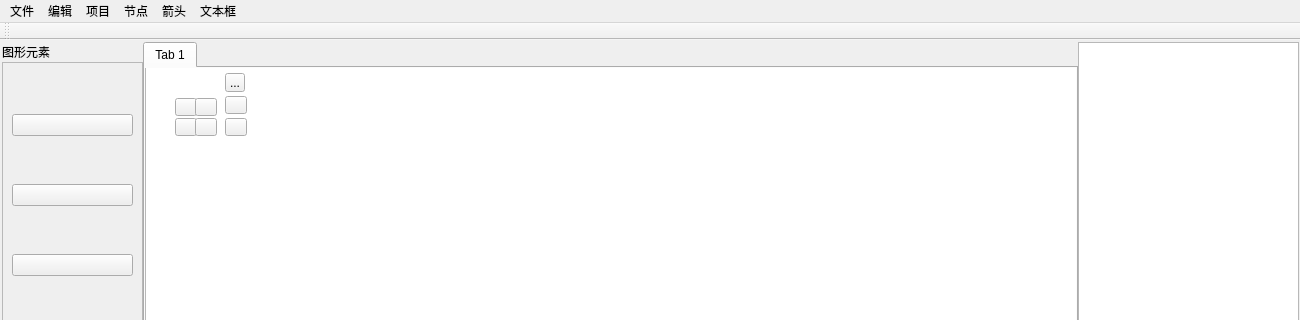
This is mainwindow.ui in riobun/FlowChartStudio as Qt 5 draws it before an edit; both pictures show x 0 to 1300 and y 0 to 320 of the 1300 by 900 pixel window. The edited form follows.
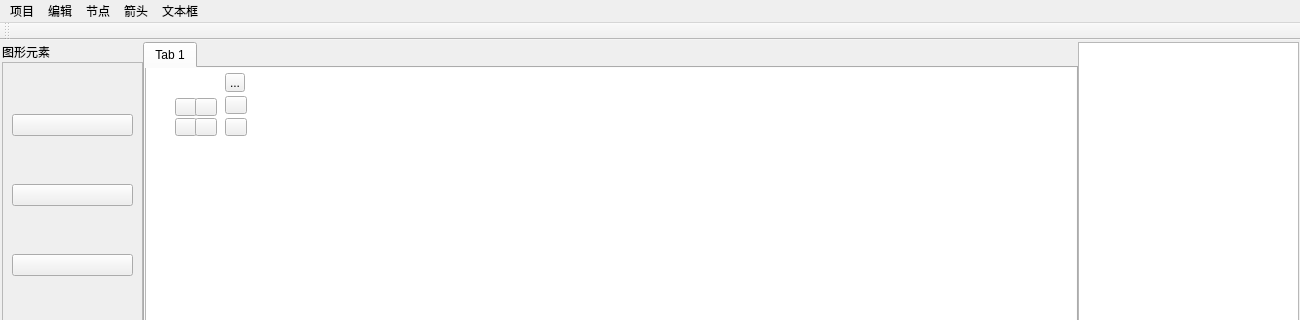
This is the edited form. Icons and pictures are not drawn.

Commit message: 移除文件菜单项。

Diff of the .ui file:
```diff
--- a/mainwindow.ui
+++ b/mainwindow.ui
@@ -518,16 +518,6 @@
      <height>26</height>
     </rect>
    </property>
-   <widget class="QMenu" name="fileMenu">
-    <property name="title">
-     <string>文件</string>
-    </property>
-    <addaction name="actionxinjian"/>
-    <addaction name="actiondakai"/>
-    <addaction name="actionbaocun"/>
-    <addaction name="actionguanbi"/>
-    <addaction name="actionlingcunwei"/>
-   </widget>
    <widget class="QMenu" name="editMenu">
     <property name="title">
      <string>编辑</string>
@@ -586,9 +576,8 @@
     <addaction name="actioncheck_pro"/>
     <addaction name="actionrun_pro"/>
    </widget>
-   <addaction name="fileMenu"/>
-   <addaction name="editMenu"/>
    <addaction name="menu_2"/>
+   <addaction name="editMenu"/>
    <addaction name="nodeMenu"/>
    <addaction name="arrowMenu"/>
    <addaction name="textMenu"/>
```
Left out of the diff: 103 changed lines with no effect on the pictures. The commit also changes 1 other file.
